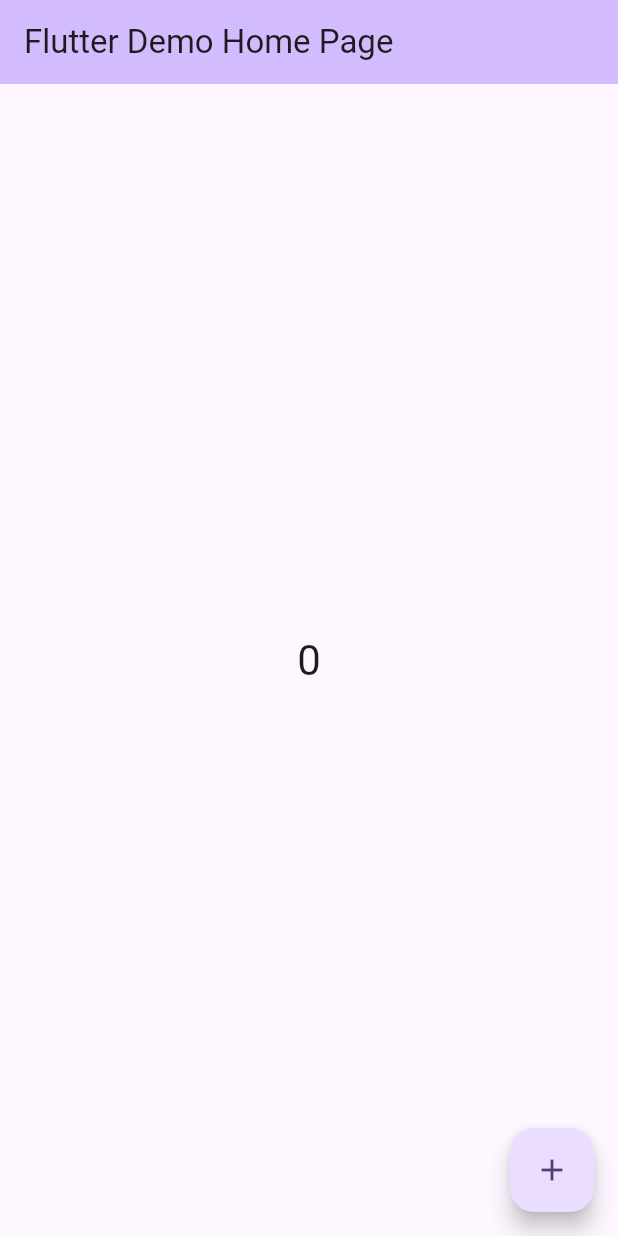
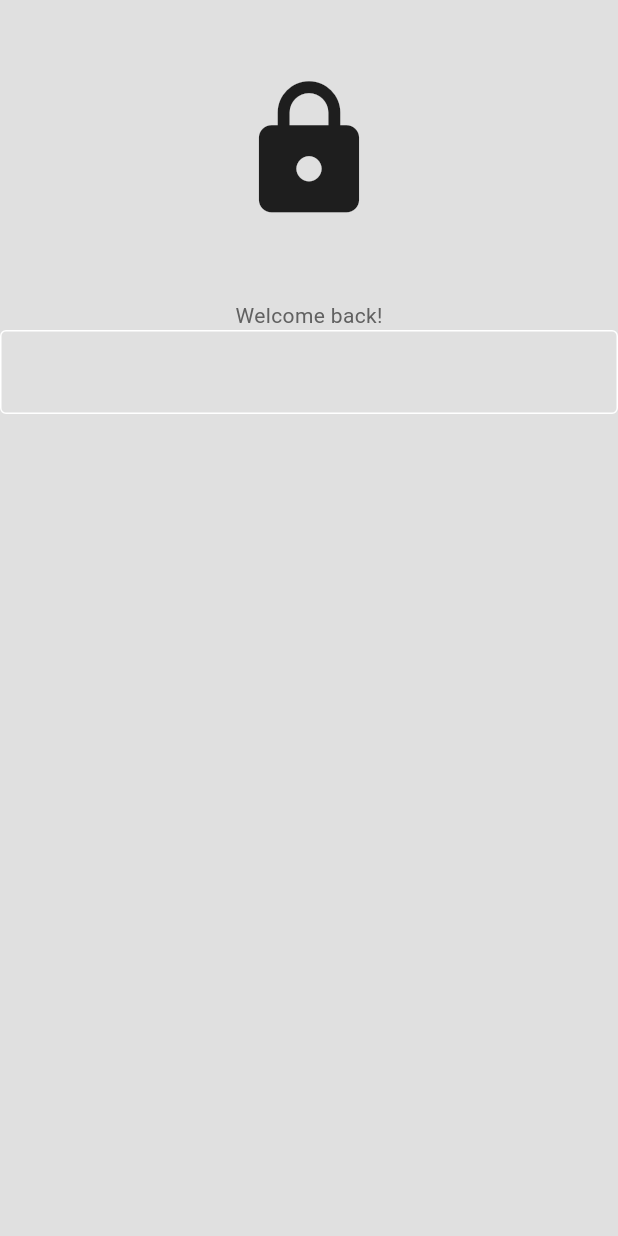
Before and after one commit to singhuthkarsh10/dhruvTrack, a Flutter app: the screen it shows after launch, on a phone screen of 412 x 824 dp. Run offline on Flutter 3.47's test engine with Material 2 defaults, Android fonts, the phone set to English and light mode, and no system bars.

```diff
--- /dev/null
+++ b/lib/loginpage.dart
@@ -0,0 +1,40 @@
+import 'package:flutter/material.dart';
+
+class loginPage extends StatelessWidget {
+  const loginPage({super.key});
+
+  @override
+  Widget build(BuildContext context) {
+    return Scaffold(
+      backgroundColor: Colors.grey[300],
+      body: SafeArea(
+        child: Center(
+          child: Column(
+            children: [
+              SizedBox(height: 50,),
+              Icon(Icons.lock,size: 100,),
+
+              SizedBox(height: 50,),
+              Text(
+                'Welcome back!',
+                style: TextStyle(
+                  color: Colors.grey[700]
+                ),
+              ),
+              TextField(
+                decoration: InputDecoration(
+                  enabledBorder: OutlineInputBorder(
+                    borderSide: BorderSide(color: Colors.white),
+                  ),
+                  focusedBorder: OutlineInputBorder(
+                     borderSide: BorderSide(color: Colors.grey),
+                  )
+                ),
+              )
+            ],
+          ),
+        ),
+      ),
+    );
+  }
+}
--- a/lib/main.dart
+++ b/lib/main.dart
@@ -1,3 +1,4 @@
+import 'package:dhruvtrack/loginpage.dart';
 import 'package:flutter/material.dart';
 
 void main() {
@@ -13,63 +14,10 @@ class MyApp extends StatelessWidget {
     return MaterialApp(
       title: 'Flutter Demo',
       theme: ThemeData(
-
         colorScheme: ColorScheme.fromSeed(seedColor: Colors.deepPurple),
         useMaterial3: true,
       ),
-      home: const MyHomePage(title: 'Flutter Demo Home Page'),
+      home: const loginPage()
     );
   }
 }
-
-class MyHomePage extends StatefulWidget {
-  const MyHomePage({super.key, required this.title});
-
-
-
-  final String title;
-
-  @override
-  State<MyHomePage> createState() => _MyHomePageState();
-}
-
-class _MyHomePageState extends State<MyHomePage> {
-  int _counter = 0;
-
-  void _incrementCounter() {
-    setState(() {
-      _counter++;
-    });
-  }
-
-  @override
-  Widget build(BuildContext context) {
-
-    return Scaffold(
-      appBar: AppBar(
-
-        backgroundColor: Theme.of(context).colorScheme.inversePrimary,
-
-        title: Text(widget.title),
-      ),
-      body: Center(
-
-        child: Column(
-
-          mainAxisAlignment: MainAxisAlignment.center,
-          children: <Widget>[
-            Text(
-              '$_counter',
-              style: Theme.of(context).textTheme.headlineMedium,
-            ),
-          ],
-        ),
-      ),
-      floatingActionButton: FloatingActionButton(
-        onPressed: _incrementCounter,
-        tooltip: 'Increment',
-        child: const Icon(Icons.add),
-      ),
-    );
-  }
-}
--- a/pubspec.yaml
+++ b/pubspec.yaml
@@ -59,9 +59,8 @@ flutter:
   uses-material-design: true
 
   # To add assets to your application, add an assets section, like this:
-  # assets:
-  #   - images/a_dot_burr.jpeg
-  #   - images/a_dot_ham.jpeg
+assets:
+ - lib/assets
 
   # An image asset can refer to one or more resolution-specific "variants", see
   # https://flutter.dev/assets-and-images/#resolution-aware
```
Also changed, not shown: lib/assets/images/apple.png (added), lib/assets/images/google.png (added), pubspec.lock, 2 other files.
